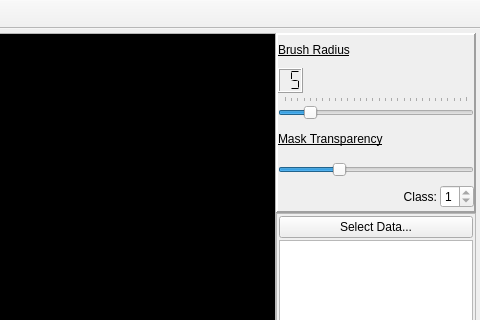
Qt form ItATMIS2/main.ui (jmj23/deep-learning) before a commit; both pictures show x 649 to 1129 and y 0 to 320 of the 1129 by 739 pixel window.
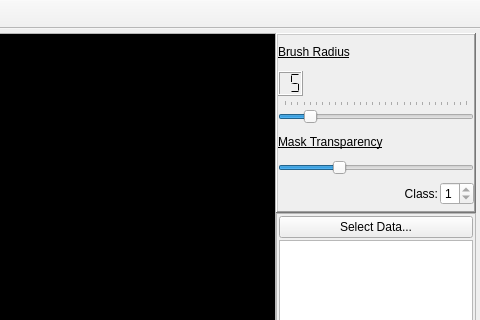
The same form after that commit. Icons and pictures are not drawn. Custom widgets are drawn as their Qt base class.

Diff of the .ui file:
```diff
--- a/ItATMIS2/main.ui
+++ b/ItATMIS2/main.ui
@@ -516,7 +516,7 @@
          </size>
         </property>
         <property name="frameShape">
-         <enum>QFrame::Panel</enum>
+         <enum>QFrame::WinPanel</enum>
         </property>
         <property name="frameShadow">
          <enum>QFrame::Raised</enum>
@@ -526,7 +526,7 @@
         </property>
         <layout class="QVBoxLayout" name="verticalLayout" stretch="0,0,0,0,0,0">
          <property name="spacing">
-          <number>3</number>
+          <number>2</number>
          </property>
          <property name="leftMargin">
           <number>0</number>
@@ -664,7 +664,7 @@
            <property name="maximumSize">
             <size>
              <width>150</width>
-             <height>30</height>
+             <height>25</height>
             </size>
            </property>
            <property name="font">
@@ -694,7 +694,7 @@
            <property name="maximumSize">
             <size>
              <width>200</width>
-             <height>25</height>
+             <height>20</height>
             </size>
            </property>
            <property name="cursor">
```
